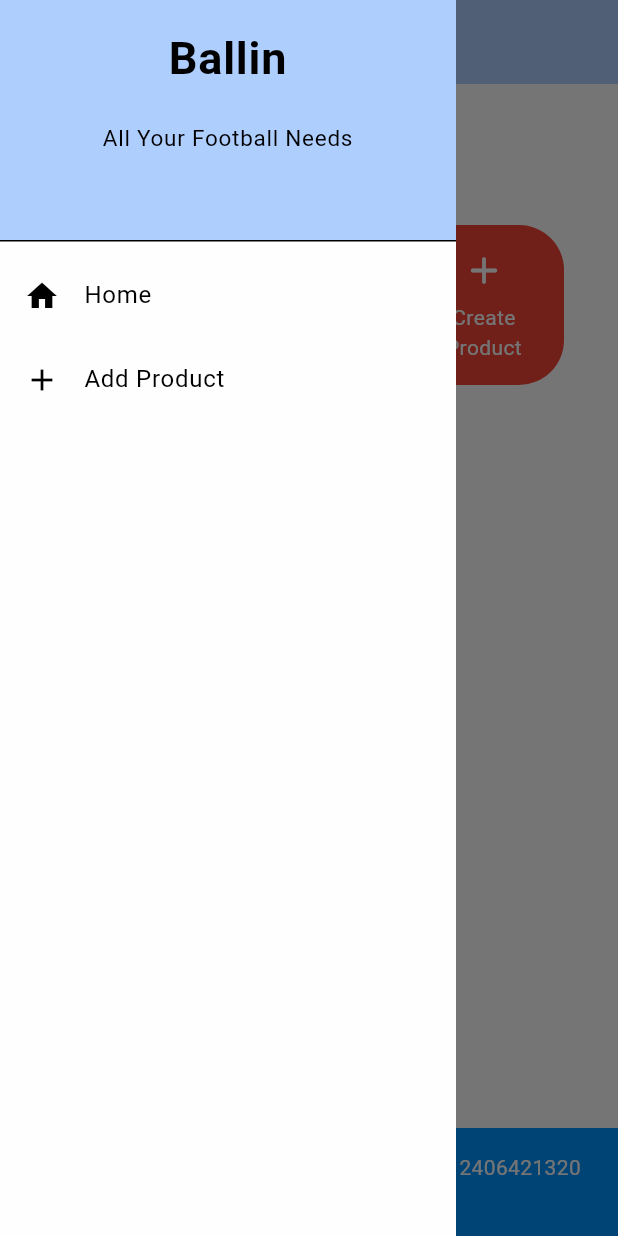
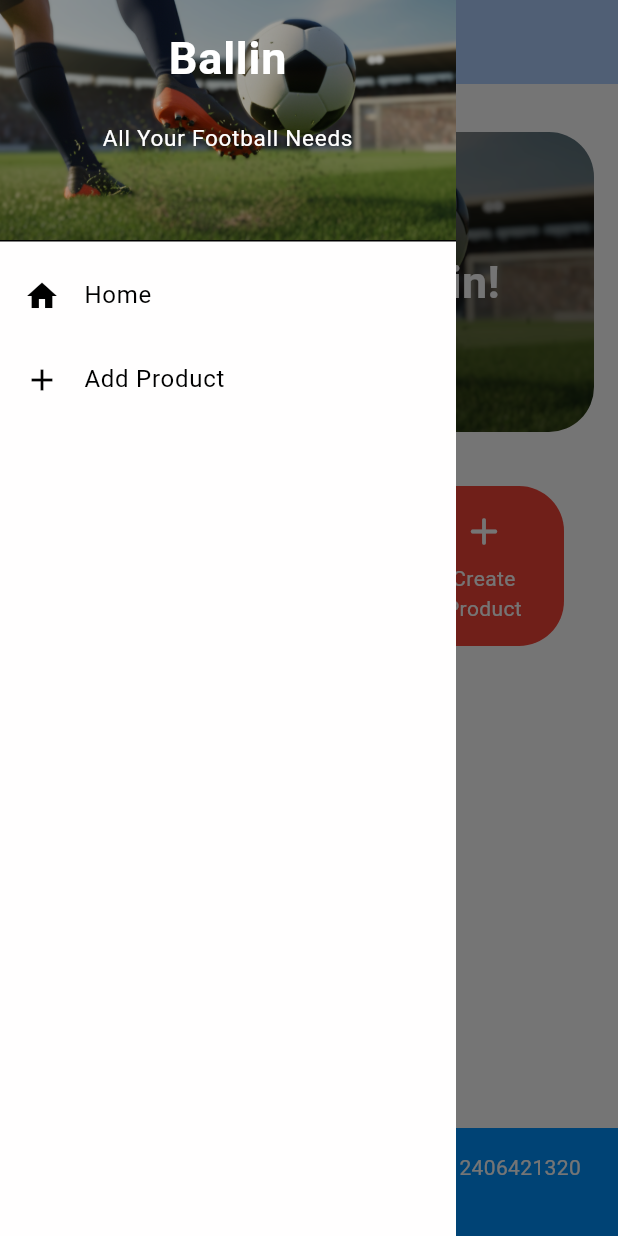
Before and after one commit to nathanaeru/ballin-mobile, a Flutter app: the screen it shows after launch, with the side drawer open, on a phone screen of 412 x 824 dp. Run offline on Flutter 3.47's test engine with Material 3 defaults, Android fonts, the phone set to English and light mode, and no system bars.

Commit message:
Adding images on homepage and drawer

```diff
--- a/lib/screens/homepage.dart
+++ b/lib/screens/homepage.dart
@@ -35,17 +35,30 @@ class MyHomePage extends StatelessWidget {
                   const SizedBox(height: 16.0),
                   Center(
                     child: Column(
-                      children: [
-                        const Padding(
-                          padding: EdgeInsets.only(top: 16.0),
-                          child: Text(
-                            "Welcome to Ballin!",
-                            style: TextStyle(
-                              fontWeight: FontWeight.bold,
-                              fontSize: 18.0,
+                      children: <Widget>[
+                        Container(
+                          height: 200,
+                          width: double.infinity,
+                          decoration: BoxDecoration(
+                            borderRadius: BorderRadius.circular(30),
+                            image: const DecorationImage(
+                              image: AssetImage('assets/images/welcome-bg.png'),
+                              fit: BoxFit.cover,
+                            ),
+                          ),
+                          child: const Center(
+                            child: Text(
+                              'Welcome to Ballin!',
+                              textAlign: TextAlign.center,
+                              style: TextStyle(
+                                fontSize: 30,
+                                fontWeight: FontWeight.bold,
+                                color: Colors.white,
+                              ),
                             ),
                           ),
                         ),
+                        const Padding(padding: EdgeInsets.only(top: 16.0)),
                         GridView.count(
                           primary: true,
                           padding: const EdgeInsets.all(20),
--- a/lib/widgets/drawer.dart
+++ b/lib/widgets/drawer.dart
@@ -19,7 +19,10 @@ class LeftDrawer extends StatelessWidget {
         children: <Widget>[
           DrawerHeader(
             decoration: BoxDecoration(
-              color: Theme.of(context).colorScheme.secondary,
+              image: const DecorationImage(
+                image: AssetImage('assets/images/welcome-bg.png'),
+                fit: BoxFit.cover,
+              ),
             ),
             child: Column(
               children: [
@@ -29,7 +32,7 @@ class LeftDrawer extends StatelessWidget {
                   style: TextStyle(
                     fontSize: 30,
                     fontWeight: FontWeight.bold,
-                    color: Colors.black,
+                    color: Colors.white,
                   ),
                 ),
                 Padding(padding: EdgeInsets.all(10)),
@@ -39,7 +42,7 @@ class LeftDrawer extends StatelessWidget {
                   style: TextStyle(
                     fontSize: 15,
                     fontWeight: FontWeight.normal,
-                    color: Colors.black,
+                    color: Colors.white,
                   ),
                 ),
               ],
```
Also changed, not shown: pubspec.yaml (+47 -47 lines), assets/images/welcome-bg.png (added).
